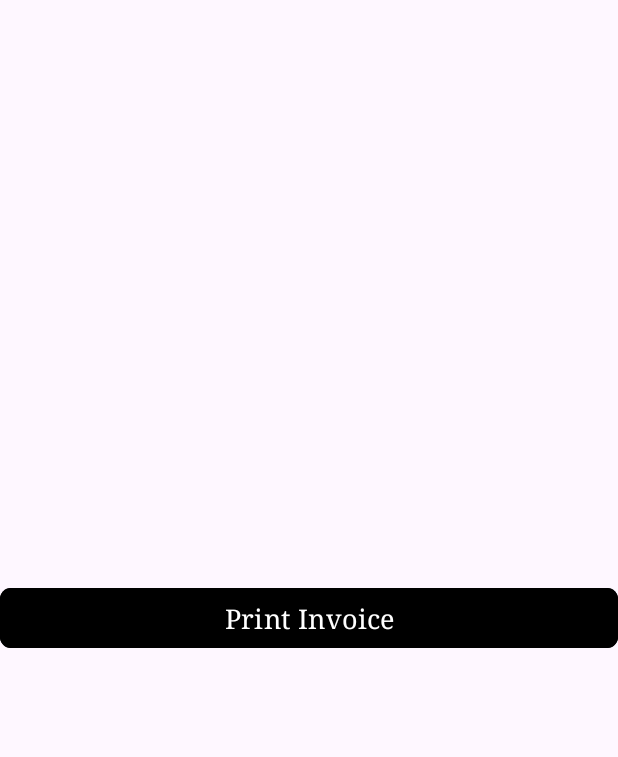
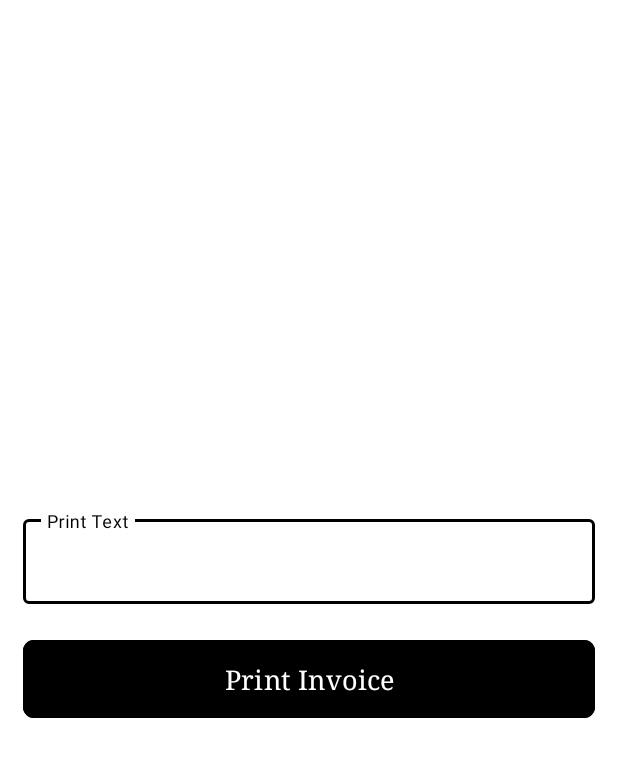
Before and after one commit to Ayan-Roy/BThermalPrinter, an Android app: the screen it shows after launch (MainActivity), on a phone screen of 412 x 824 dp. Shown: the top 757 px of the screen. Run offline under Robolectric (Android 15) with nearby library versions, the light colour scheme and no system bars; libraries missing offline, so code that uses them is left out: com.dantsu.escposprinter.

Commit message:
Input Box has been added for print

```diff
--- a/app/src/main/java/com/swosti/bthermalprinter/MainActivity.java
+++ b/app/src/main/java/com/swosti/bthermalprinter/MainActivity.java
@@ -19,11 +19,13 @@ import com.dantsu.escposprinter.connection.bluetooth.BluetoothPrintersConnection
 import com.dantsu.escposprinter.exceptions.EscPosConnectionException;
 import com.dantsu.escposprinter.textparser.PrinterTextParserImg;
 import com.google.android.material.button.MaterialButton;
+import com.google.android.material.textfield.TextInputEditText;
 
 public class MainActivity extends AppCompatActivity {
 
     public static final String TAG = "MainActivity";
     private MaterialButton btnPrint;
+    private TextInputEditText edtPrintText;
     public static final int PERMISSION_BLUETOOTH = 1;
 
     public static final int PERMISSION_BLUETOOTH_ADMIN = 2;
@@ -36,6 +38,8 @@ public class MainActivity extends AppCompatActivity {
         setContentView(R.layout.activity_main);
 
         btnPrint = findViewById(R.id.btn_Print);
+        edtPrintText = findViewById(R.id.edt_print_text);
+
         setActionListener();
     }
 
@@ -112,10 +116,9 @@ public class MainActivity extends AppCompatActivity {
     }
 
     private String getInvoiceDataAsText(EscPosPrinter printer) {
-
-        String rptData = "[C]<img>" + PrinterTextParserImg.bitmapToHexadecimalString(printer, this.getApplicationContext().getResources().getDrawableForDensity(R.drawable.icon_app_store, DisplayMetrics.DENSITY_MEDIUM)) + "</img>\n" +
-                "[L]\n" +
-                "[C]<u><font size='big'>Demo Organization</font></u>\n";
+        String strData = edtPrintText.getText().toString();
+        String rptData =
+                "[L]<font size='normal'>"+ strData+"</font>";
 
 
         return rptData;
--- /dev/null
+++ b/app/src/main/res/drawable/custom_cursor.xml
@@ -0,0 +1,5 @@
+<?xml version="1.0" encoding="utf-8"?>
+<shape xmlns:android="http://schemas.android.com/apk/res/android">
+    <size android:width="2dp" />
+    <solid android:color="@color/black" />
+</shape>
--- a/app/src/main/res/layout/activity_main.xml
+++ b/app/src/main/res/layout/activity_main.xml
@@ -4,14 +4,31 @@
     xmlns:tools="http://schemas.android.com/tools"
     android:layout_width="match_parent"
     android:layout_height="match_parent"
+    android:background="@color/white"
     android:gravity="center"
     android:orientation="vertical"
+    android:padding="15dp"
     tools:context=".MainActivity">
+
+    <com.google.android.material.textfield.TextInputLayout
+        style="@style/CustomTextInputLayout"
+        android:layout_width="match_parent"
+        android:layout_height="wrap_content">
+
+        <com.google.android.material.textfield.TextInputEditText
+            android:id="@+id/edt_print_text"
+            style="@style/CustomTextInputEditText"
+            android:layout_width="match_parent"
+            android:layout_height="wrap_content"
+            android:hint="Print Text" />
+
+    </com.google.android.material.textfield.TextInputLayout>
 
     <com.google.android.material.button.MaterialButton
         android:id="@+id/btn_Print"
         android:layout_width="match_parent"
-        android:layout_height="wrap_content"
+        android:layout_height="60dp"
+        android:layout_marginTop="20dp"
         android:backgroundTint="@color/black"
         android:fontFamily="serif"
         android:text="Print Invoice"
--- a/app/src/main/res/values-night/themes.xml
+++ b/app/src/main/res/values-night/themes.xml
@@ -1,7 +1,10 @@
 <resources xmlns:tools="http://schemas.android.com/tools">
     <!-- Base application theme. -->
     <style name="Base.Theme.BThermalPrinter" parent="Theme.Material3.DayNight.NoActionBar">
-        <!-- Customize your dark theme here. -->
-        <!-- <item name="colorPrimary">@color/my_dark_primary</item> -->
+        <item name="colorPrimary">@color/black</item>
+        <item name="colorPrimaryDark">@color/white</item>
+        <item name="android:statusBarColor">@android:color/white</item>
+        <item name="android:windowLightStatusBar">true</item>
+        <item name="android:navigationBarColor">@color/black</item>
     </style>
 </resources>
--- a/app/src/main/res/values/themes.xml
+++ b/app/src/main/res/values/themes.xml
@@ -1,9 +1,26 @@
 <resources xmlns:tools="http://schemas.android.com/tools">
     <!-- Base application theme. -->
     <style name="Base.Theme.BThermalPrinter" parent="Theme.Material3.DayNight.NoActionBar">
-        <!-- Customize your light theme here. -->
-        <!-- <item name="colorPrimary">@color/my_light_primary</item> -->
+        <item name="colorPrimary">@color/black</item>
+        <item name="colorPrimaryDark">@color/white</item>
+        <item name="android:statusBarColor">@android:color/white</item>
+        <item name="android:windowLightStatusBar">true</item>
+        <item name="android:navigationBarColor">@color/black</item>
     </style>
 
     <style name="Theme.BThermalPrinter" parent="Base.Theme.BThermalPrinter" />
+
+    <style name="CustomTextInputLayout" parent="Widget.MaterialComponents.TextInputLayout.OutlinedBox">
+        <item name="boxStrokeColor">@color/black</item>
+        <item name="hintTextColor">@color/black</item>
+        <item name="android:textColorHint">@color/black</item>
+    </style>
+
+    <!-- Custom TextInputEditText Style -->
+
+    <style name="CustomTextInputEditText" parent="Widget.MaterialComponents.TextInputEditText.OutlinedBox">
+        <item name="android:textColor">@color/black</item>
+        <item name="android:textColorHint">@color/black</item>
+        <item name="android:textCursorDrawable">@drawable/custom_cursor</item> <!-- Set the custom cursor -->
+    </style>
 </resources>
```
